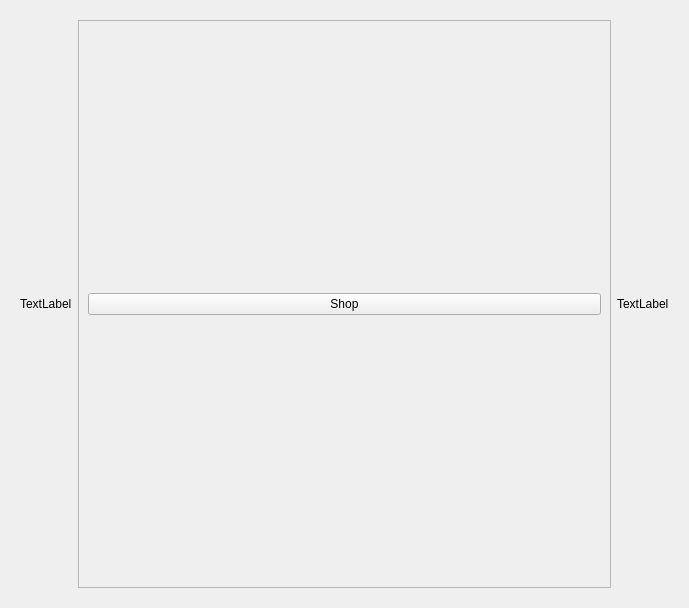
Old version of the form title.ui in the repository andrewreeman/staffGames.
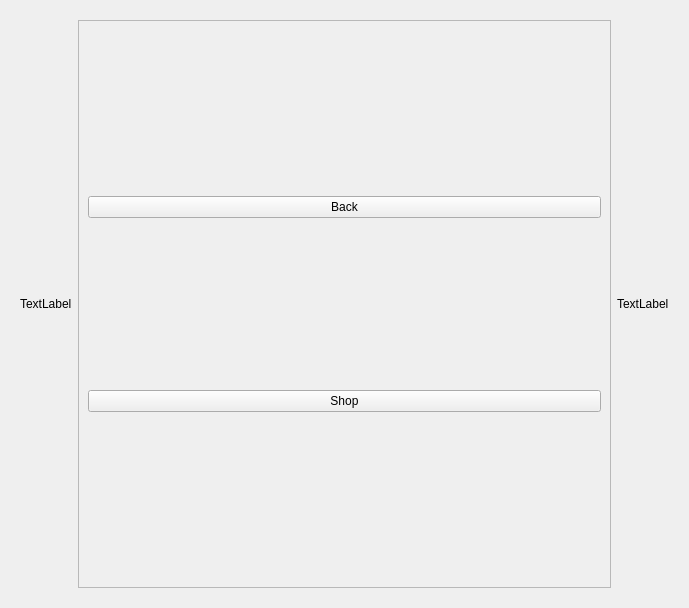
New version of the form. The open tabs and pages were chosen to show the change.

Commit message: With refresh game and shop buttons if new userSelected

```diff
--- a/title.ui
+++ b/title.ui
@@ -90,6 +90,13 @@
            </rect>
           </property>
           <layout class="QVBoxLayout" name="verticalLayout_5">
+           <item>
+            <widget class="QPushButton" name="backToUserList">
+             <property name="text">
+              <string>Back</string>
+             </property>
+            </widget>
+           </item>
            <item>
             <widget class="QPushButton" name="shopButton">
              <property name="text">
```
Left out of the diff: 2 changed lines with no effect on the pictures. The commit also changes 2 other files.
